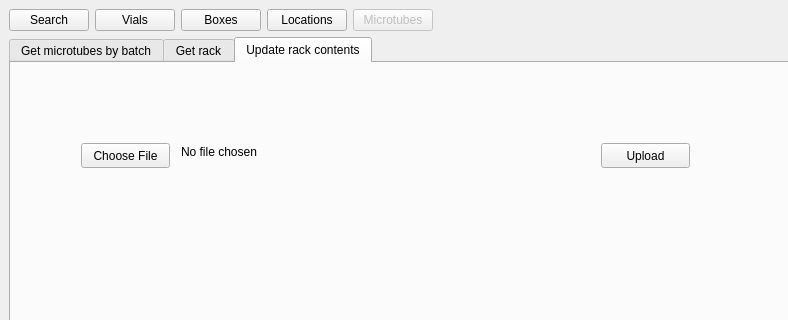
Qt form frontend/assets/microtubeswindow.ui (dahlbma/cello) before a commit; both pictures show x 0 to 788 and y 0 to 320 of the 1257 by 810 pixel window.
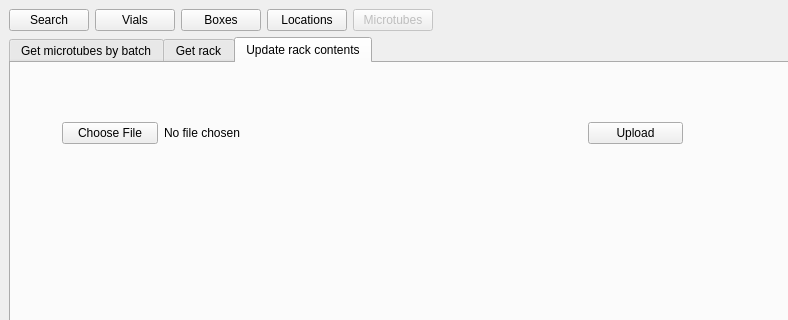
The same form after that commit.

Commit message: finished layout of upload tab

What changed in the file:
```diff
--- a/frontend/assets/microtubeswindow.ui
+++ b/frontend/assets/microtubeswindow.ui
@@ -557,45 +557,110 @@
          <attribute name="title">
           <string>Update rack contents</string>
          </attribute>
+         <layout class="QGridLayout" name="gridLayout_10">
+          <item row="0" column="1">
+           <spacer name="verticalSpacer_8">
+            <property name="orientation">
+             <enum>Qt::Vertical</enum>
+            </property>
+            <property name="sizeType">
+             <enum>QSizePolicy::Preferred</enum>
+            </property>
+            <property name="sizeHint" stdset="0">
+             <size>
+              <width>20</width>
+              <height>30</height>
+             </size>
+            </property>
+           </spacer>
+          </item>
+          <item row="1" column="0">
+           <spacer name="horizontalSpacer_11">
+            <property name="orientation">
+             <enum>Qt::Horizontal</enum>
+            </property>
+            <property name="sizeType">
+             <enum>QSizePolicy::Preferred</enum>
+            </property>
+            <property name="sizeHint" stdset="0">
+             <size>
+              <width>42</width>
+              <height>20</height>
+             </size>
+            </property>
+           </spacer>
+          </item>
+          <item row="1" column="1">
+           <layout class="QGridLayout" name="gridLayout_9">
+            <item row="0" column="1">
+             <spacer name="horizontalSpacer_10">
+              <property name="orientation">
+               <enum>Qt::Horizontal</enum>
+              </property>
+              <property name="sizeType">
+               <enum>QSizePolicy::Preferred</enum>
+              </property>
+              <property name="sizeHint" stdset="0">
+               <size>
+                <width>418</width>
+                <height>20</height>
+               </size>
+              </property>
+             </spacer>
+            </item>
+            <item row="1" column="0">
          <widget class="QPushButton" name="choose_file_btn">
-          <property name="geometry">
-           <rect>
-            <x>70</x>
-            <y>80</y>
-            <width>89</width>
-            <height>25</height>
-           </rect>
-          </property>
           <property name="text">
            <string>Choose File</string>
           </property>
          </widget>
+            </item>
+            <item row="1" column="1">
          <widget class="QLabel" name="path_lab">
-          <property name="geometry">
-           <rect>
-            <x>170</x>
-            <y>80</y>
-            <width>411</width>
-            <height>17</height>
-           </rect>
-          </property>
           <property name="text">
            <string>No file chosen</string>
           </property>
          </widget>
+            </item>
+            <item row="1" column="2">
          <widget class="QPushButton" name="upload_file_btn">
-          <property name="geometry">
-           <rect>
-            <x>590</x>
-            <y>80</y>
-            <width>89</width>
-            <height>25</height>
-           </rect>
-          </property>
           <property name="text">
            <string>Upload</string>
           </property>
          </widget>
+            </item>
+           </layout>
+          </item>
+          <item row="1" column="2">
+           <spacer name="horizontalSpacer_12">
+            <property name="orientation">
+             <enum>Qt::Horizontal</enum>
+            </property>
+            <property name="sizeType">
+             <enum>QSizePolicy::Preferred</enum>
+            </property>
+            <property name="sizeHint" stdset="0">
+             <size>
+              <width>248</width>
+              <height>20</height>
+             </size>
+            </property>
+           </spacer>
+          </item>
+          <item row="2" column="1">
+           <spacer name="verticalSpacer_9">
+            <property name="orientation">
+             <enum>Qt::Vertical</enum>
+            </property>
+            <property name="sizeHint" stdset="0">
+             <size>
+              <width>20</width>
+              <height>609</height>
+             </size>
+            </property>
+           </spacer>
+          </item>
+         </layout>
         </widget>
        </widget>
       </item>
```
Lines whose indentation alone changed are shown as unchanged.
